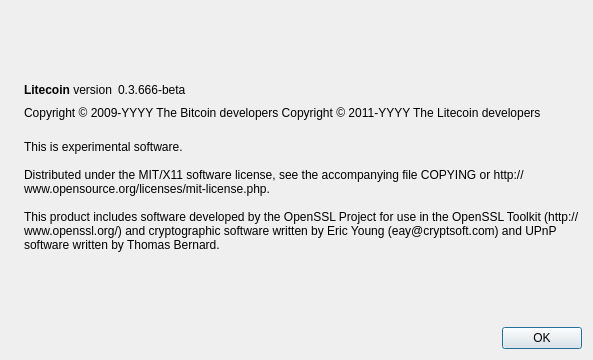
The window that src/qt/forms/aboutdialog.ui (invechgroup/Invechcoin) describes before a commit, drawn with Qt 5.
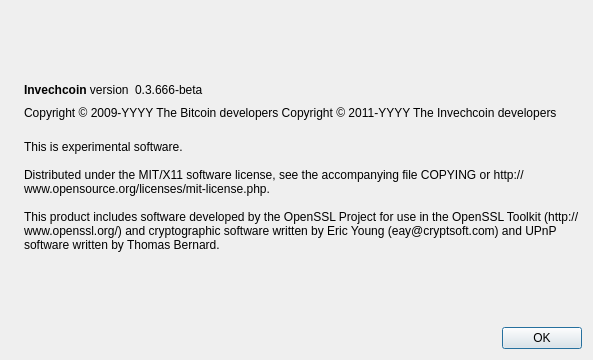
The same window after the commit. Icons and pictures are not drawn.

```diff
--- a/src/qt/forms/aboutdialog.ui
+++ b/src/qt/forms/aboutdialog.ui
@@ -50,7 +50,7 @@
           <cursorShape>IBeamCursor</cursorShape>
          </property>
          <property name="text">
-          <string>&lt;b&gt;Litecoin&lt;/b&gt; version</string>
+          <string>&lt;b&gt;Invechcoin&lt;/b&gt; version</string>
          </property>
          <property name="textInteractionFlags">
           <set>Qt::LinksAccessibleByMouse|Qt::TextSelectableByKeyboard|Qt::TextSelectableByMouse</set>
@@ -92,7 +92,7 @@
        </property>
        <property name="text">
         <string notr="true">Copyright &amp;copy; 2009-YYYY The Bitcoin developers
-Copyright &amp;copy; 2011-YYYY The Litecoin developers</string>
+Copyright &amp;copy; 2011-YYYY The Invechcoin developers</string>
        </property>
        <property name="textFormat">
         <enum>Qt::RichText</enum>
```
Left out of the diff: 2 changed lines with no effect on the pictures.
